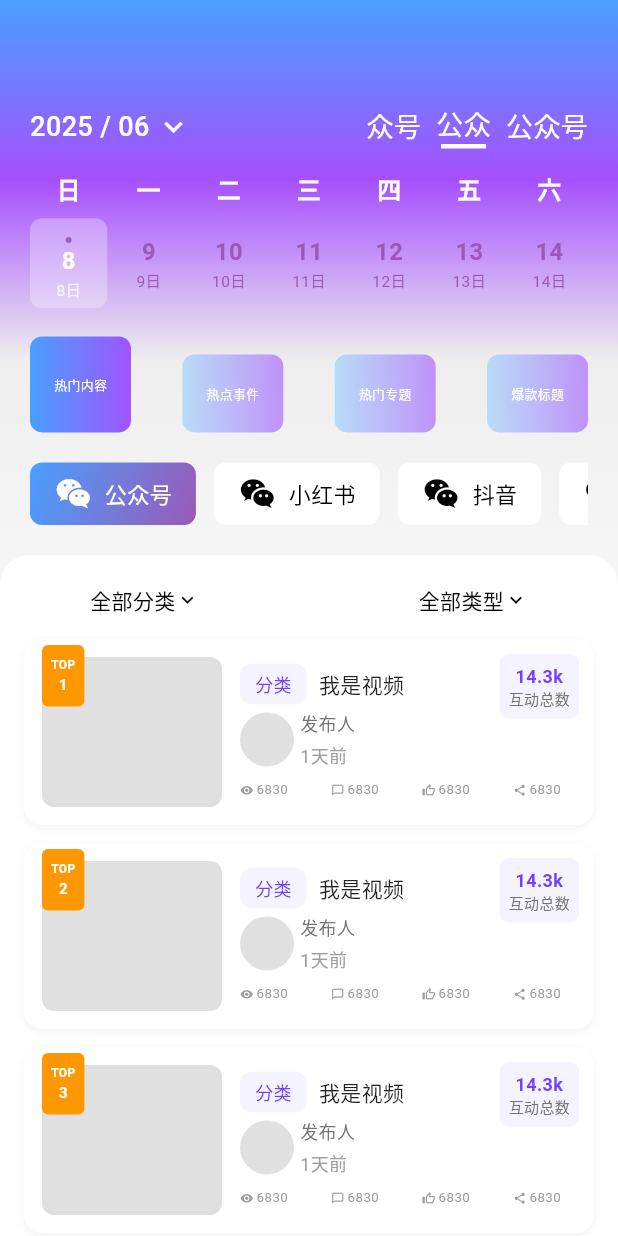
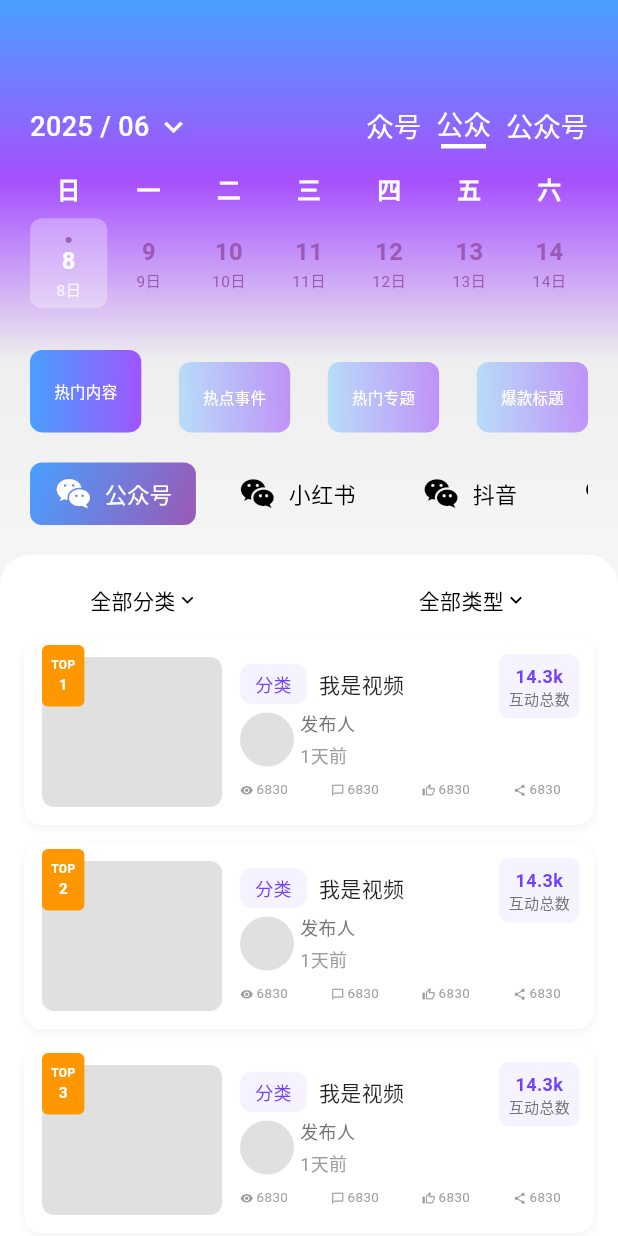
Before and after one commit to SaadKhanAwan/calender_app, a Flutter app: the screen it shows after launch, on a phone screen of 412 x 824 dp. Run offline on Flutter 3.47's test engine with Material 3 defaults, Android fonts, the phone set to English and light mode, and no system bars; Roboto replaces fonts that are missing (PingFang SC).

Commit message:
some color fixing

```diff
--- a/lib/calandar_list_view.dart
+++ b/lib/calandar_list_view.dart
@@ -285,8 +285,8 @@ class CalandarListViewState extends State<CalandarListView> {
                     begin: Alignment.topLeft,
                     end: Alignment.bottomRight,
                     colors: [
-                      isSelected ? Color(0xFF499FFF) : Colors.white,
-                      isSelected ? Color(0xFF9B59B6) : Colors.white,
+                      isSelected ? Color(0xFF499FFF) : Colors.transparent,
+                      isSelected ? Color(0xFF9B59B6) : Colors.transparent,
                     ],
                   ),
                   borderRadius: BorderRadius.circular(8),
--- a/lib/widgets/category_button.dart
+++ b/lib/widgets/category_button.dart
@@ -14,7 +14,7 @@ class CategoryButton extends StatelessWidget {
     required this.label,
     required this.isSelected,
     required this.onTap,
-    this.padding = const EdgeInsets.symmetric(horizontal: 16, vertical: 20),
+    this.padding = const EdgeInsets.symmetric(horizontal: 16, vertical: 16),
     this.margin = EdgeInsets.zero,
     this.icon,
   });
@@ -29,7 +29,7 @@ class CategoryButton extends StatelessWidget {
       child: Container(
         margin: margin,
         padding: isSelected
-            ? EdgeInsets.symmetric(horizontal: 16, vertical: 26)
+            ? EdgeInsets.symmetric(horizontal: 16, vertical: 20)
             : padding,
         decoration: BoxDecoration(
           gradient: LinearGradient(
@@ -51,7 +51,7 @@ class CategoryButton extends StatelessWidget {
                 label,
                 style: TextStyle(
                   color: textColor,
-                  fontSize: width / 6,
+                  fontSize: width / 5,
                   fontWeight: FontWeight.w500,
                 ),
               )
```
